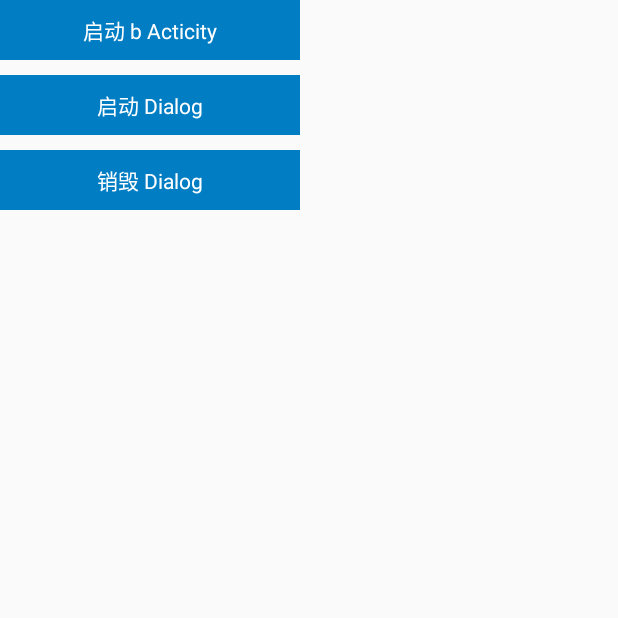
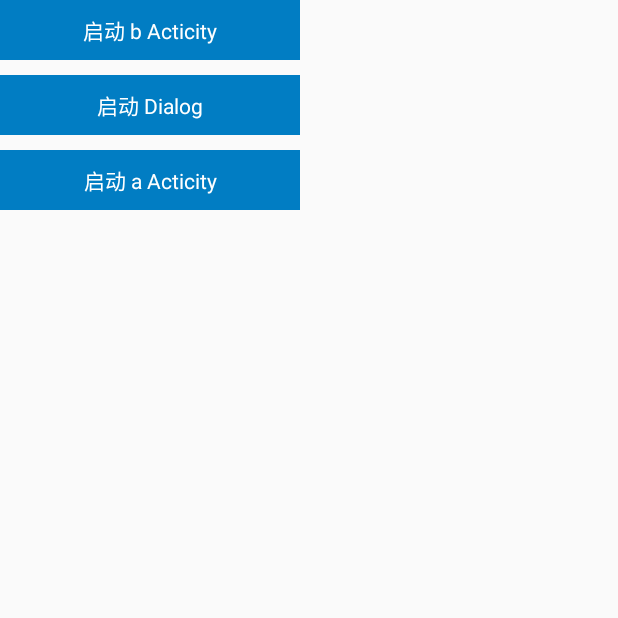
Before and after one commit to zuochunsheng/TestByLat, an Android app: the screen it shows after launch (StringTestActivity), on a phone screen of 412 x 824 dp, the top half of it. Run offline under Robolectric (Android 15) with nearby library versions, the phone set to English and light mode, and no system bars; our stand-ins replace ButterKnife, EventBus; libraries missing offline, so code that uses them is left out: com.tencent.smtt; 2 statements that could not run were skipped.

Commit message:
Activity生命周期

```diff
--- a/app/src/main/java/com/android/superplayer/application/AndroidApplication.java
+++ b/app/src/main/java/com/android/superplayer/application/AndroidApplication.java
@@ -149,7 +149,7 @@ public class AndroidApplication extends Application {
 
             @Override
             public void onActivitySaveInstanceState(Activity activity, Bundle outState) {
-
+                //LogUtil.e(TAG,"onActivitySaveInstanceState  " + activity.getClass().getSimpleName());
             }
 
             @Override
--- a/app/src/main/java/com/android/superplayer/ui/activity/test/StringTestActivity.java
+++ b/app/src/main/java/com/android/superplayer/ui/activity/test/StringTestActivity.java
@@ -53,7 +53,7 @@ public class StringTestActivity extends Activity {
                     dialog.dismiss();
                     dialog = null;
                 }
-                dialog = new Dialog(StringTestActivity.this);
+                dialog = new Dialog(StringTestActivity.this,R.style.Dialog_Fullscreen);
                 View view = View.inflate(StringTestActivity.this, R.layout.item_message, null);
                 dialog.setContentView(view);
 
@@ -65,6 +65,8 @@ public class StringTestActivity extends Activity {
                     }
                 });
 
+                dialog.setCanceledOnTouchOutside(false);
+                dialog.setCancelable(false);
                 dialog.show();
 
             }
@@ -72,10 +74,7 @@ public class StringTestActivity extends Activity {
         textView3.setOnClickListener(new View.OnClickListener() {
             @Override
             public void onClick(View v) {
-                if(dialog != null){
-                    dialog.dismiss();
-                    dialog = null;
-                }
+                ActivityUtil.getInstance().onNext(StringTestActivity.this, StringTestActivity.class);
             }
         });
 
--- a/app/src/main/res/layout/activity_string_test.xml
+++ b/app/src/main/res/layout/activity_string_test.xml
@@ -30,7 +30,7 @@
         android:id="@+id/textView3"
         android:layout_marginTop="10dp"
         android:gravity="center"
-        android:text="销毁 Dialog"
+        android:text="启动 a Acticity"
         android:textColor="@color/white"
         android:background="@color/blue"
         android:layout_width="200dp"
--- a/app/src/main/res/values/styles.xml
+++ b/app/src/main/res/values/styles.xml
@@ -18,6 +18,10 @@
     </style>
 
 
+    <style name="Dialog_Fullscreen">
+        <item name="android:windowFullscreen">true</item>
+        <item name="android:windowNoTitle">true</item>
+    </style>
 
     <style name="style_RadioButton" >
         <item name="android:layout_width">0dp</item>
```
